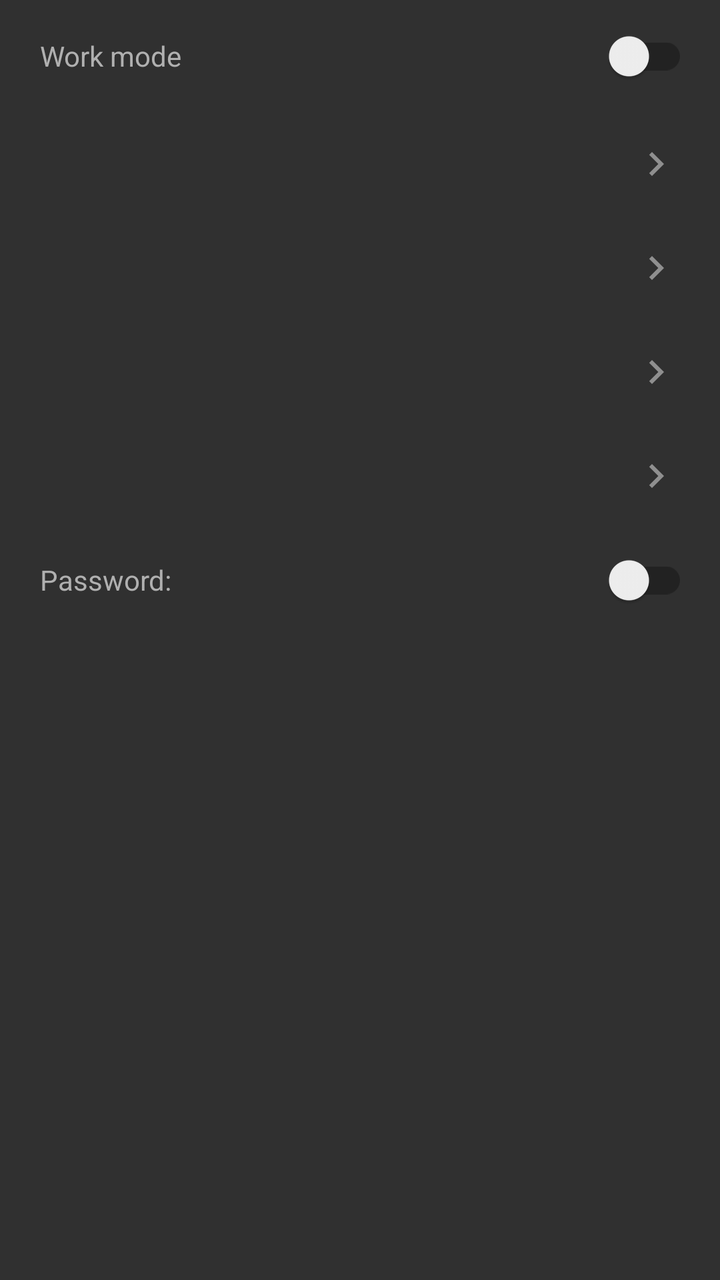
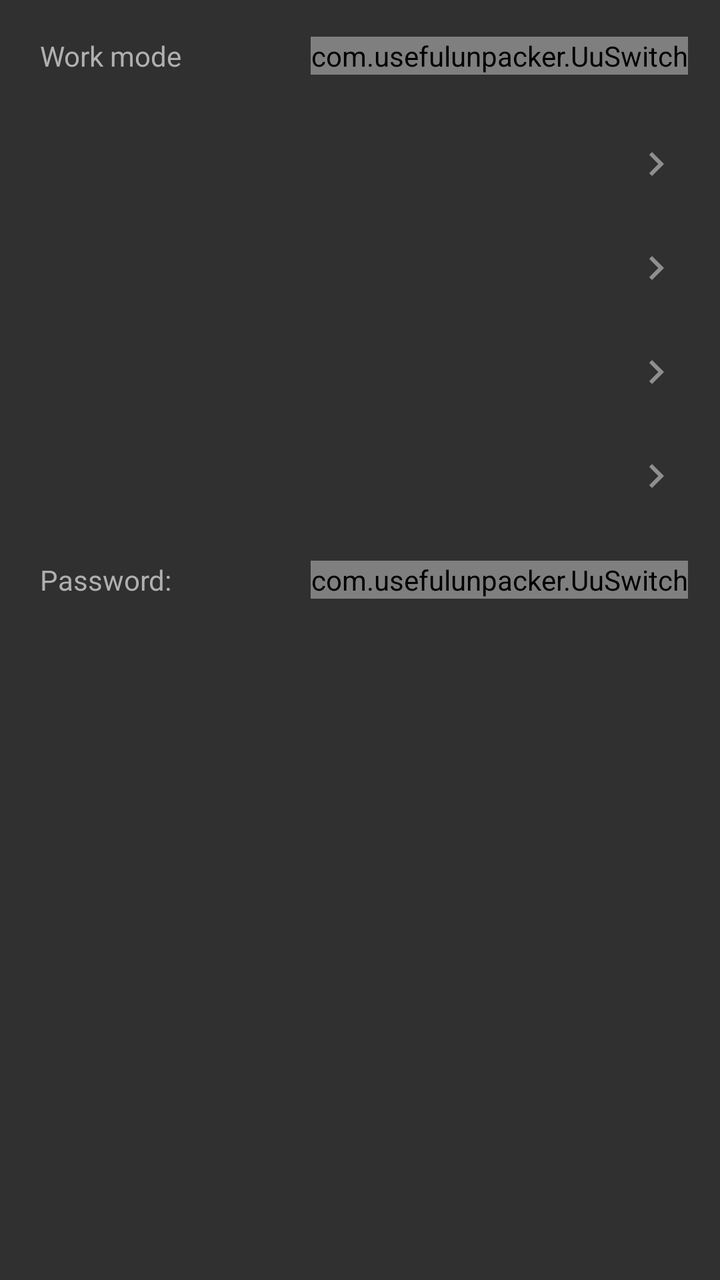

Compare the two renders of this Android layout. The source of the first and the diff that turns it into the second are given below.
<!-- AndroidManifest.xml: application theme Theme.UsefulUnpack -->
<!-- res/layout/dialog_compress_settings.xml -->
<?xml version="1.0" encoding="utf-8"?>
<ScrollView xmlns:android="http://schemas.android.com/apk/res/android"
    xmlns:app="http://schemas.android.com/apk/res-auto"
    android:layout_width="match_parent"
    android:layout_height="wrap_content"
    android:scrollbars="none">

    <LinearLayout
        android:layout_width="match_parent"
        android:layout_height="wrap_content"
        android:orientation="vertical">

        
        <LinearLayout
            android:layout_width="match_parent"
            android:layout_height="56dp"
            android:orientation="horizontal"
            android:gravity="center_vertical"
            android:paddingStart="20dp"
            android:paddingEnd="16dp">

            <TextView
                android:layout_width="0dp"
                android:layout_height="wrap_content"
                android:layout_weight="1"
                android:text="@string/action_work_mode"
                android:textSize="14sp"
                android:textColor="@color/text_secondary" />

            <androidx.appcompat.widget.SwitchCompat
                android:id="@+id/switchMode"
                android:layout_width="wrap_content"
                android:layout_height="wrap_content" />
        </LinearLayout>

        <include
            android:id="@+id/rowZip"
            layout="@layout/item_settings_row" />
        <include
            android:id="@+id/rowSz"
            layout="@layout/item_settings_row" />
        <include
            android:id="@+id/rowGeneric"
            layout="@layout/item_settings_row" />
        <include
            android:id="@+id/rowSplit"
            layout="@layout/item_settings_row" />

        
        <LinearLayout
            android:layout_width="match_parent"
            android:layout_height="52dp"
            android:orientation="horizontal"
            android:gravity="center_vertical"
            android:paddingStart="20dp"
            android:paddingEnd="16dp">

            <TextView
                android:layout_width="0dp"
                android:layout_height="wrap_content"
                android:layout_weight="1"
                android:text="@string/password_colon"
                android:textSize="14sp"
                android:textColor="@color/text_secondary" />

            <androidx.appcompat.widget.SwitchCompat
                android:id="@+id/switchPwd"
                android:layout_width="wrap_content"
                android:layout_height="wrap_content" />
        </LinearLayout>

        
        <LinearLayout
            android:id="@+id/pwdWrap"
            android:layout_width="match_parent"
            android:layout_height="wrap_content"
            android:orientation="vertical"
            android:paddingStart="20dp"
            android:paddingEnd="20dp"
            android:paddingBottom="12dp"
            android:visibility="gone">

            <LinearLayout
                android:layout_width="match_parent"
                android:layout_height="wrap_content"
                android:orientation="horizontal"
                android:gravity="center_vertical">

                <EditText
                    android:id="@+id/etPassword"
                    android:layout_width="0dp"
                    android:layout_height="wrap_content"
                    android:layout_weight="1"
                    android:textSize="14sp"
                    android:singleLine="true"
                    android:inputType="textPassword"
                    android:hint="@string/password_hint_long"
                    android:background="@drawable/bg_input"
                    android:padding="12dp"
                    android:textColor="@color/text_primary"
                    android:textColorHint="@color/text_hint" />

                <ImageButton
                    android:id="@+id/btnEye"
                    android:layout_width="40dp"
                    android:layout_height="40dp"
                    android:src="@drawable/ic_eye"
                    app:tint="@color/accent"
                    android:background="?attr/selectableItemBackgroundBorderless"
                    android:contentDescription="@string/action_confirm" />
            </LinearLayout>

            <TextView
                android:layout_width="wrap_content"
                android:layout_height="wrap_content"
                android:layout_marginTop="4dp"
                android:text="@string/pwd_note"
                android:textSize="11sp"
                android:textColor="@color/text_hint" />
        </LinearLayout>

    </LinearLayout>
</ScrollView>
<!-- res/layout/item_settings_row.xml (included above) -->
<?xml version="1.0" encoding="utf-8"?>
<LinearLayout xmlns:android="http://schemas.android.com/apk/res/android"
    xmlns:app="http://schemas.android.com/apk/res-auto"
    android:layout_width="match_parent"
    android:layout_height="@dimen/row_setting"
    android:orientation="horizontal"
    android:gravity="center_vertical"
    android:background="?attr/selectableItemBackground"
    android:paddingStart="@dimen/space_lg"
    android:paddingEnd="@dimen/space_md">

    <TextView
        android:id="@+id/settings_row_title"
        android:layout_width="0dp"
        android:layout_height="wrap_content"
        android:layout_weight="1"
        android:textSize="@dimen/text_lg"
        android:textColor="@color/text_secondary"
        android:singleLine="true"
        android:ellipsize="end" />

    <TextView
        android:id="@+id/settings_row_value"
        android:layout_width="wrap_content"
        android:layout_height="wrap_content"
        android:textSize="@dimen/text_md"
        android:textColor="@color/accent"
        android:singleLine="true"
        android:ellipsize="end" />

    <ImageView
        android:id="@+id/settings_row_chevron"
        android:layout_width="@dimen/icon_action"
        android:layout_height="@dimen/icon_action"
        android:src="@drawable/ic_chevron_right"
        app:tint="@color/text_hint"
        android:scaleType="centerInside"
        android:layout_marginStart="@dimen/space_sm"
        android:importantForAccessibility="no" />

</LinearLayout>
<!-- resources referenced by this layout -->
<resources>
  <color name="accent">#35acc6</color>
  <color name="text_hint">#8f8f8f</color>
  <color name="text_primary">#e0f9ff</color>
  <color name="text_secondary">#b0b0b0</color>
  <dimen name="icon_action">40dp</dimen>
  <dimen name="row_setting">52dp</dimen>
  <dimen name="space_lg">16dp</dimen>
  <dimen name="space_md">12dp</dimen>
  <dimen name="space_sm">8dp</dimen>
  <dimen name="text_lg">14sp</dimen>
  <dimen name="text_md">13sp</dimen>
  <!-- drawable bg_input (drawable) -->
  <?xml version="1.0" encoding="utf-8"?>
  <shape xmlns:android="http://schemas.android.com/apk/res/android"
      android:shape="rectangle">
      <solid android:color="@color/bg_surface_dark" />
      <corners android:radius="8dp" />
  </shape>
  <!-- drawable ic_chevron_right (drawable) -->
  <?xml version="1.0" encoding="utf-8"?>
  <vector xmlns:android="http://schemas.android.com/apk/res/android"
      android:width="24dp"
      android:height="24dp"
      android:viewportWidth="24"
      android:viewportHeight="24">
      <path
          android:fillColor="#FFFFFFFF"
          android:pathData="M10,6L8.59,7.41 13.17,12l-4.58,4.59L10,18l6,-6z" />
  </vector>
  <!-- drawable ic_eye (drawable) -->
  <?xml version="1.0" encoding="utf-8"?>
  <vector xmlns:android="http://schemas.android.com/apk/res/android"
      android:width="24dp"
      android:height="24dp"
      android:viewportWidth="24"
      android:viewportHeight="24">
      <path
          android:fillColor="#FFFFFFFF"
          android:pathData="M12,4.5C7,4.5 2.73,7.61 1,12c1.73,4.39 6,7.5 11,7.5s9.27,-3.11 11,-7.5c-1.73,-4.39 -6,-7.5 -11,-7.5zM12,17c-2.76,0 -5,-2.24 -5,-5s2.24,-5 5,-5 5,2.24 5,5 -2.24,5 -5,5zM12,9c-1.66,0 -3,1.34 -3,3s1.34,3 3,3 3,-1.34 3,-3 -1.34,-3 -3,-3z" />
  </vector>
  <string name="action_confirm">OK</string>
  <string name="action_work_mode">Work mode</string>
  <string name="password_colon">Password:</string>
  <string name="password_hint_long">Used for future compressions</string>
  <string name="pwd_note">Password applies to zip/7z only</string>
  <color name="bg_surface_dark">#1a1a1a</color>
  <color name="bg_surface">#303030</color>
  <color name="accent_dark">#00728b</color>
  <color name="accent_on">#06222a</color>
  <color name="state_error">#ff5252</color>
  <!-- drawable scrollbar_thumb_vertical (drawable) -->
  <?xml version="1.0" encoding="utf-8"?>
  <shape xmlns:android="http://schemas.android.com/apk/res/android"
      android:shape="rectangle">
      <size android:width="14dp" android:height="48dp" />
      <solid android:color="#59FFFFFF" />
      <corners android:radius="7dp" />
  </shape>
  <!-- drawable scrollbar_track_vertical (drawable) -->
  <?xml version="1.0" encoding="utf-8"?>
  <shape xmlns:android="http://schemas.android.com/apk/res/android"
      android:shape="rectangle">
      <size android:width="14dp" />
      <solid android:color="#1FFFFFFF" />
      <corners android:radius="7dp" />
  </shape>
  <color name="bg_surface_dim">#252525</color>
  <!-- drawable dialog_bg_rounded (drawable) -->
  <?xml version="1.0" encoding="utf-8"?>
  <shape xmlns:android="http://schemas.android.com/apk/res/android"
      android:shape="rectangle">
      <solid android:color="@color/bg_surface_dim" />
      <corners android:radius="14dp" />
  </shape>
  <style name="Widget.UsefulUnpack.Button.Positive" parent="Widget.AppCompat.Button.ButtonBar.AlertDialog">
          <item name="android:textColor">@color/accent</item>
      </style>
  <style name="Widget.UsefulUnpack.Button.Negative" parent="Widget.AppCompat.Button.ButtonBar.AlertDialog">
          <item name="android:textColor">@color/text_secondary</item>
      </style>
  <style name="Widget.UsefulUnpack.Button.Neutral" parent="Widget.AppCompat.Button.ButtonBar.AlertDialog">
          <item name="android:textColor">@color/accent</item>
      </style>
  <!-- unchanged entries left out for length: 2 -->
</resources>

<!-- the commit's change to res/layout/dialog_compress_settings.xml (unified diff, before → after) -->
@@ -27,7 +27,7 @@
                 android:textSize="14sp"
                 android:textColor="@color/text_secondary" />
 
-            <androidx.appcompat.widget.SwitchCompat
+            <com.usefulunpacker.UuSwitch
                 android:id="@+id/switchMode"
                 android:layout_width="wrap_content"
                 android:layout_height="wrap_content" />
@@ -63,7 +63,7 @@
                 android:textSize="14sp"
                 android:textColor="@color/text_secondary" />
 
-            <androidx.appcompat.widget.SwitchCompat
+            <com.usefulunpacker.UuSwitch
                 android:id="@+id/switchPwd"
                 android:layout_width="wrap_content"
                 android:layout_height="wrap_content" />
@@ -86,7 +86,7 @@
                 android:orientation="horizontal"
                 android:gravity="center_vertical">
 
-                <EditText
+                <com.usefulunpacker.UuTextField
                     android:id="@+id/etPassword"
                     android:layout_width="0dp"
                     android:layout_height="wrap_content"
@@ -100,10 +100,10 @@
                     android:textColor="@color/text_primary"
                     android:textColorHint="@color/text_hint" />
 
-                <ImageButton
+                <com.usefulunpacker.UuIconButton
                     android:id="@+id/btnEye"
                     android:layout_width="40dp"
-                    android:layout_height="40dp"
+                    android:layout_height="@dimen/touch_target"
                     android:src="@drawable/ic_eye"
                     app:tint="@color/accent"
                     android:background="?attr/selectableItemBackgroundBorderless"
<!-- resource entries referenced after the edit -->
@@ -11,6 +11,7 @@
   <dimen name="space_sm">8dp</dimen>
   <dimen name="text_lg">14sp</dimen>
   <dimen name="text_md">13sp</dimen>
+  <dimen name="touch_target">48dp</dimen>
   <!-- drawable bg_input (drawable) -->
   <?xml version="1.0" encoding="utf-8"?>
   <shape xmlns:android="http://schemas.android.com/apk/res/android"
